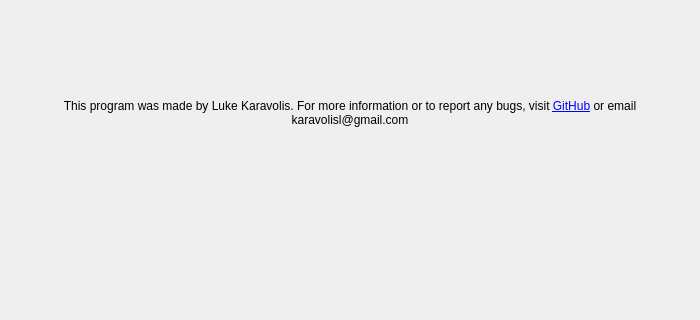
This is src/Ui/about.ui in KaravolisL/AHEPA-Raffle as Qt 5 draws it before an edit; both pictures show x 0 to 700 and y 0 to 320 of the 700 by 630 pixel window. The edited form follows.
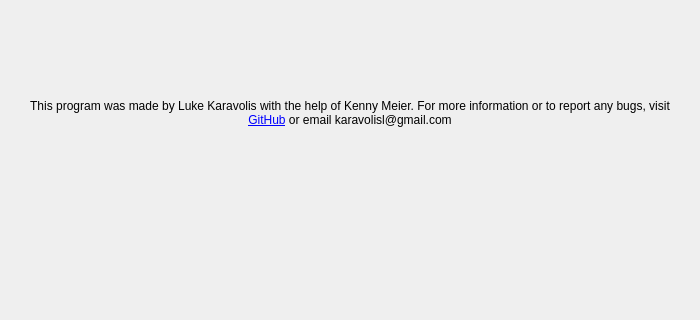
This is the edited form. Icons and pictures are not drawn.

Commit message: Fix control panel crash when control key is pressed

```diff
--- a/src/Ui/about.ui
+++ b/src/Ui/about.ui
@@ -34,7 +34,7 @@
     <item>
      <widget class="QLabel" name="description_label">
       <property name="text">
-       <string>&lt;html&gt;&lt;head/&gt;&lt;body&gt;&lt;p&gt;This program was made by Luke Karavolis. For more information or to report any bugs, visit &lt;a href=&quot;https://github.com/KaravolisL/AHEPA-Raffle&quot;&gt;&lt;span style=&quot; text-decoration: underline; color:#0000ff;&quot;&gt;GitHub&lt;/span&gt;&lt;/a&gt; or email karavolisl@gmail.com&lt;/p&gt;&lt;/body&gt;&lt;/html&gt;</string>
+       <string>&lt;html&gt;&lt;head/&gt;&lt;body&gt;&lt;p&gt;This program was made by Luke Karavolis with the help of Kenny Meier. For more information or to report any bugs, visit &lt;a href=&quot;https://github.com/KaravolisL/AHEPA-Raffle&quot;&gt;&lt;span style=&quot; text-decoration: underline; color:#0000ff;&quot;&gt;GitHub&lt;/span&gt;&lt;/a&gt; or email karavolisl@gmail.com&lt;/p&gt;&lt;/body&gt;&lt;/html&gt;</string>
       </property>
       <property name="textFormat">
        <enum>Qt::RichText</enum>
```
The commit also changes 2 other files.
